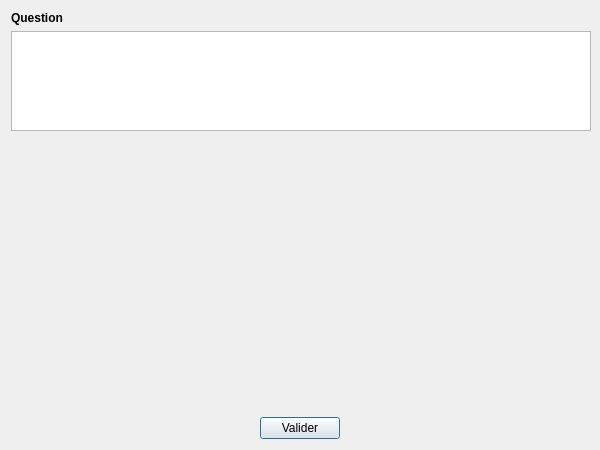
First picture: the form in le2m/questcomp/questcompui/questcompquest.ui, repository dimdub34/le2m-v2.1, before the edit.
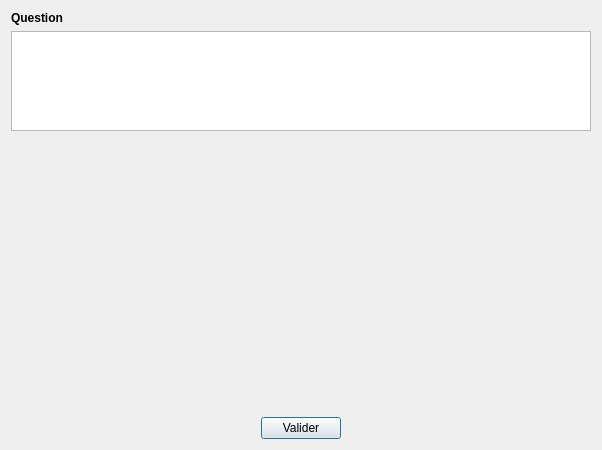
Second picture: the form after the edit.

Commit message: Fix pb with unicodes character in the understanding questionnaire

```diff
--- a/le2m/questcomp/questcompui/questcompquest.ui
+++ b/le2m/questcomp/questcompui/questcompquest.ui
@@ -15,14 +15,14 @@
   </property>
   <property name="minimumSize">
    <size>
-    <width>600</width>
-    <height>450</height>
+    <width>0</width>
+    <height>0</height>
    </size>
   </property>
   <property name="maximumSize">
    <size>
-    <width>600</width>
-    <height>450</height>
+    <width>16777215</width>
+    <height>16777215</height>
    </size>
   </property>
   <property name="windowTitle">
```
The commit also changes 2 other files.
